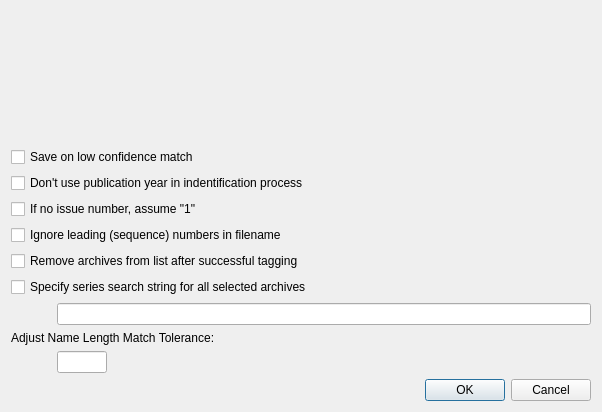
Above: autotagstartwindow.ui from comictagger/comictagger before the change. Below: the same form after it.
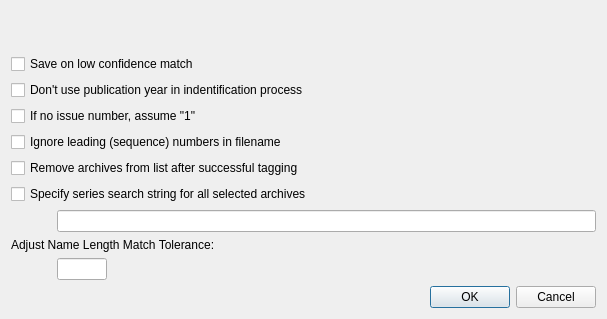
That is the form after the change.

Commit message: GUI goodness, better adjusted forms and dialogs

The edit to the form file:
```diff
--- a/autotagstartwindow.ui
+++ b/autotagstartwindow.ui
@@ -9,10 +9,16 @@
    <rect>
     <x>0</x>
     <y>0</y>
-    <width>602</width>
-    <height>412</height>
+    <width>607</width>
+    <height>319</height>
    </rect>
   </property>
+  <property name="sizePolicy">
+   <sizepolicy hsizetype="Preferred" vsizetype="MinimumExpanding">
+    <horstretch>0</horstretch>
+    <verstretch>0</verstretch>
+   </sizepolicy>
+  </property>
   <property name="windowTitle">
    <string>Auto-Tag</string>
   </property>
@@ -40,13 +46,16 @@
      </item>
      <item>
       <layout class="QFormLayout" name="formLayout">
+       <property name="sizeConstraint">
+        <enum>QLayout::SetFixedSize</enum>
+       </property>
        <property name="fieldGrowthPolicy">
         <enum>QFormLayout::AllNonFixedFieldsGrow</enum>
        </property>
        <item row="0" column="0" colspan="2">
         <widget class="QCheckBox" name="cbxSaveOnLowConfidence">
          <property name="sizePolicy">
-          <sizepolicy hsizetype="Minimum" vsizetype="Preferred">
+          <sizepolicy hsizetype="Minimum" vsizetype="Fixed">
            <horstretch>0</horstretch>
            <verstretch>0</verstretch>
           </sizepolicy>
@@ -58,6 +67,12 @@
        </item>
        <item row="1" column="0" colspan="2">
         <widget class="QCheckBox" name="cbxDontUseYear">
+         <property name="sizePolicy">
+          <sizepolicy hsizetype="Minimum" vsizetype="Fixed">
+           <horstretch>0</horstretch>
+           <verstretch>0</verstretch>
+          </sizepolicy>
+         </property>
          <property name="text">
           <string>Don't use publication year in indentification process</string>
          </property>
@@ -65,6 +80,12 @@
        </item>
        <item row="2" column="0" colspan="2">
         <widget class="QCheckBox" name="cbxAssumeIssueOne">
+         <property name="sizePolicy">
+          <sizepolicy hsizetype="Minimum" vsizetype="Fixed">
+           <horstretch>0</horstretch>
+           <verstretch>0</verstretch>
+          </sizepolicy>
+         </property>
          <property name="text">
           <string>If no issue number, assume &quot;1&quot;</string>
          </property>
@@ -72,6 +93,12 @@
        </item>
        <item row="3" column="0" colspan="2">
         <widget class="QCheckBox" name="cbxIgnoreLeadingDigitsInFilename">
+         <property name="sizePolicy">
+          <sizepolicy hsizetype="Minimum" vsizetype="Fixed">
+           <horstretch>0</horstretch>
+           <verstretch>0</verstretch>
+          </sizepolicy>
+         </property>
          <property name="text">
           <string>Ignore leading (sequence) numbers in filename</string>
          </property>
@@ -79,6 +106,12 @@
        </item>
        <item row="4" column="0" colspan="2">
         <widget class="QCheckBox" name="cbxRemoveAfterSuccess">
+         <property name="sizePolicy">
+          <sizepolicy hsizetype="Minimum" vsizetype="Fixed">
+           <horstretch>0</horstretch>
+           <verstretch>0</verstretch>
+          </sizepolicy>
+         </property>
          <property name="text">
           <string>Remove archives from list after successful tagging</string>
          </property>
@@ -86,6 +119,12 @@
        </item>
        <item row="5" column="0" colspan="2">
         <widget class="QCheckBox" name="cbxSpecifySearchString">
+         <property name="sizePolicy">
+          <sizepolicy hsizetype="Minimum" vsizetype="Fixed">
+           <horstretch>0</horstretch>
+           <verstretch>0</verstretch>
+          </sizepolicy>
+         </property>
          <property name="text">
           <string>Specify series search string for all selected archives</string>
          </property>
@@ -93,6 +132,12 @@
        </item>
        <item row="6" column="0">
         <widget class="QLabel" name="label_2">
+         <property name="sizePolicy">
+          <sizepolicy hsizetype="Preferred" vsizetype="Fixed">
+           <horstretch>0</horstretch>
+           <verstretch>0</verstretch>
+          </sizepolicy>
+         </property>
          <property name="minimumSize">
           <size>
            <width>40</width>
@@ -100,15 +145,28 @@
           </size>
          </property>
          <property name="text">
-          <string>  </string>
+          <string/>
          </property>
         </widget>
        </item>
        <item row="6" column="1">
-        <widget class="QLineEdit" name="leSearchString"/>
+        <widget class="QLineEdit" name="leSearchString">
+         <property name="sizePolicy">
+          <sizepolicy hsizetype="Expanding" vsizetype="Fixed">
+           <horstretch>0</horstretch>
+           <verstretch>0</verstretch>
+          </sizepolicy>
+         </property>
+        </widget>
        </item>
        <item row="8" column="1">
         <widget class="QLineEdit" name="leNameLengthMatchTolerance">
+         <property name="sizePolicy">
+          <sizepolicy hsizetype="Expanding" vsizetype="Fixed">
+           <horstretch>0</horstretch>
+           <verstretch>0</verstretch>
+          </sizepolicy>
+         </property>
          <property name="maximumSize">
           <size>
            <width>50</width>
@@ -119,6 +177,12 @@
        </item>
        <item row="7" column="0" colspan="2">
         <widget class="QLabel" name="label_3">
+         <property name="sizePolicy">
+          <sizepolicy hsizetype="Preferred" vsizetype="Fixed">
+           <horstretch>0</horstretch>
+           <verstretch>0</verstretch>
+          </sizepolicy>
+         </property>
          <property name="text">
           <string>Adjust Name Length Match Tolerance:</string>
          </property>
```
The commit also changes 3 other files.
